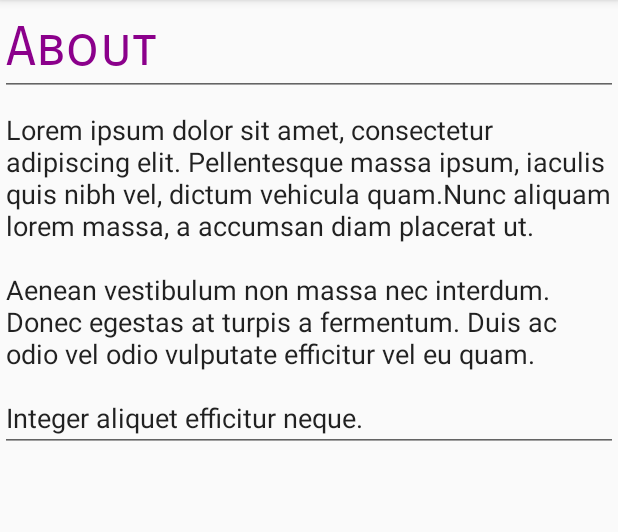
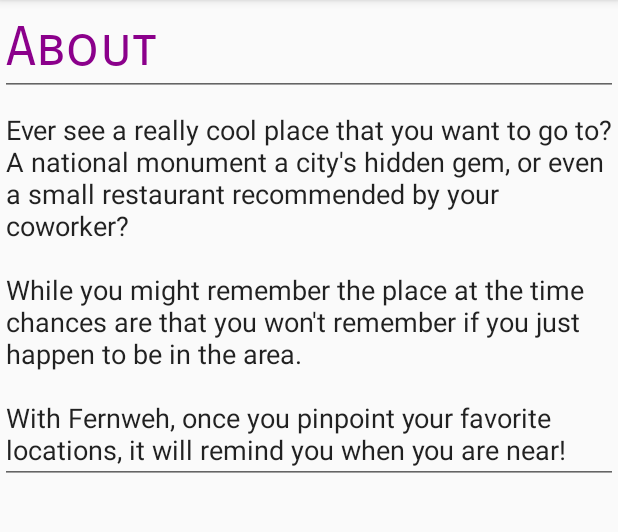
Before and after one commit to anushri27/Fernweh, an Android app: the screen it shows after launch (MainActivity), after a tap on "ABOUT", on a phone screen of 412 x 824 dp, the part 84-616 px from its top. Run offline under Robolectric (Android 15) with nearby library versions, the phone set to English and light mode, and no system bars.

Commit message:
shellhacks
Committed on 9/30/17 at 2:00 PM

```diff
--- a/app/src/main/res/layout/about_page.xml
+++ b/app/src/main/res/layout/about_page.xml
@@ -22,12 +22,11 @@
         android:layout_height="wrap_content"
         android:ems="10"
         android:inputType="textMultiLine"
-        android:text="Lorem ipsum dolor sit amet, consectetur adipiscing elit.
-Pellentesque massa ipsum, iaculis quis nibh vel, dictum vehicula quam.Nunc aliquam
-lorem massa, a accumsan diam placerat ut.
-\n\nAenean vestibulum non massa nec interdum. Donec egestas at turpis a
-fermentum. Duis ac odio vel odio vulputate efficitur vel eu quam.
-\n\nInteger aliquet efficitur neque."
+        android:text="Ever see a really cool place that you want to go to? A national monument
+a city's hidden gem, or even a small restaurant recommended by your coworker?
+\n\nWhile you might remember the place at the time chances are that you won't remember if you just
+happen to be in the area.
+\n\nWith Fernweh, once you pinpoint your favorite locations, it will remind you when you are near!"
         android:layout_below="@+id/aboutpg"
         android:layout_alignParentLeft="true"
         android:layout_alignParentStart="true"
--- a/app/src/main/res/layout/home_page.xml
+++ b/app/src/main/res/layout/home_page.xml
@@ -3,6 +3,7 @@
     xmlns:tools="http://schemas.android.com/tools"
     android:layout_width="match_parent"
     android:layout_height="match_parent"
+    android:background="#FFB6C1"
     android:visibility="visible">
 
     <EditText
@@ -12,6 +13,7 @@
         android:layout_alignParentLeft="true"
         android:layout_alignParentStart="true"
         android:layout_alignParentTop="true"
+        android:layout_centerHorizontal="true"
         android:ems="10"
         android:fontFamily="sans-serif-smallcaps"
         android:inputType="textPersonName"
@@ -33,7 +35,8 @@ and Fernweh will remind you when you are near!
 \n\n Happy exploring!!"
         android:layout_below="@+id/Homepg"
         android:layout_alignParentRight="true"
-        android:layout_alignParentEnd="true" />
+        android:layout_alignParentEnd="true"
+        android:background="#FFB6C1"/>
 
 
     // about button
```
